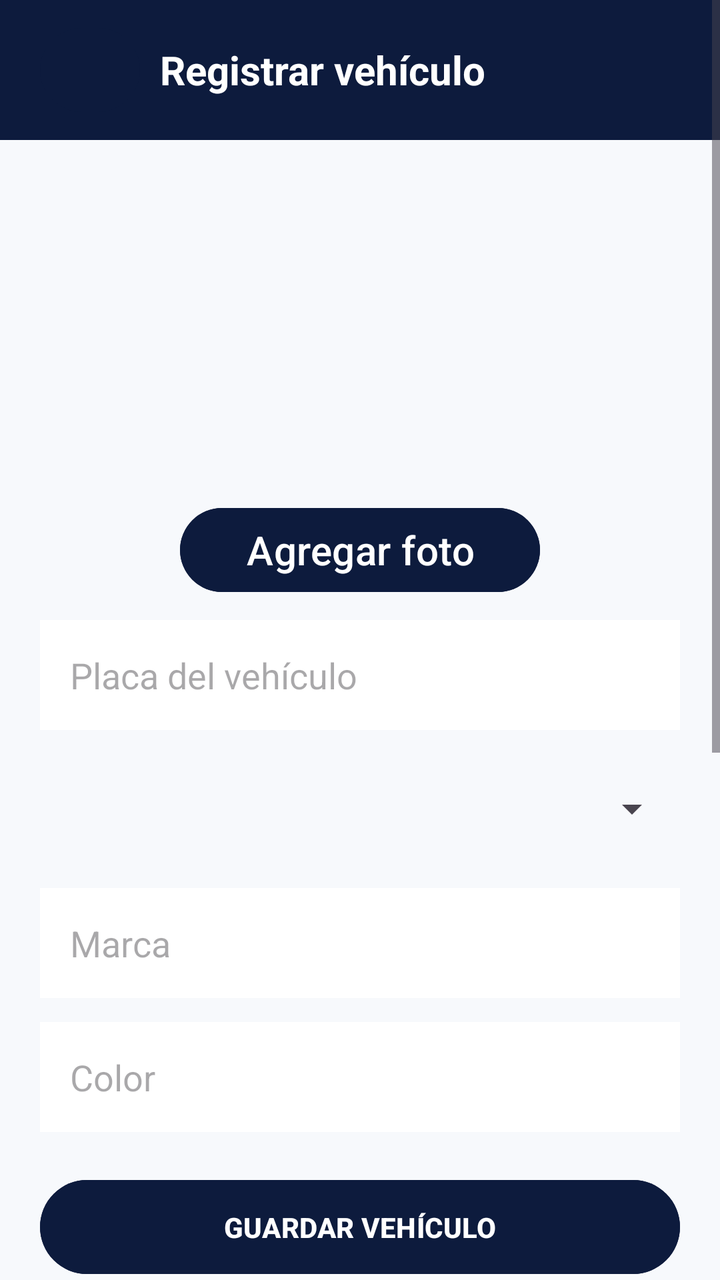
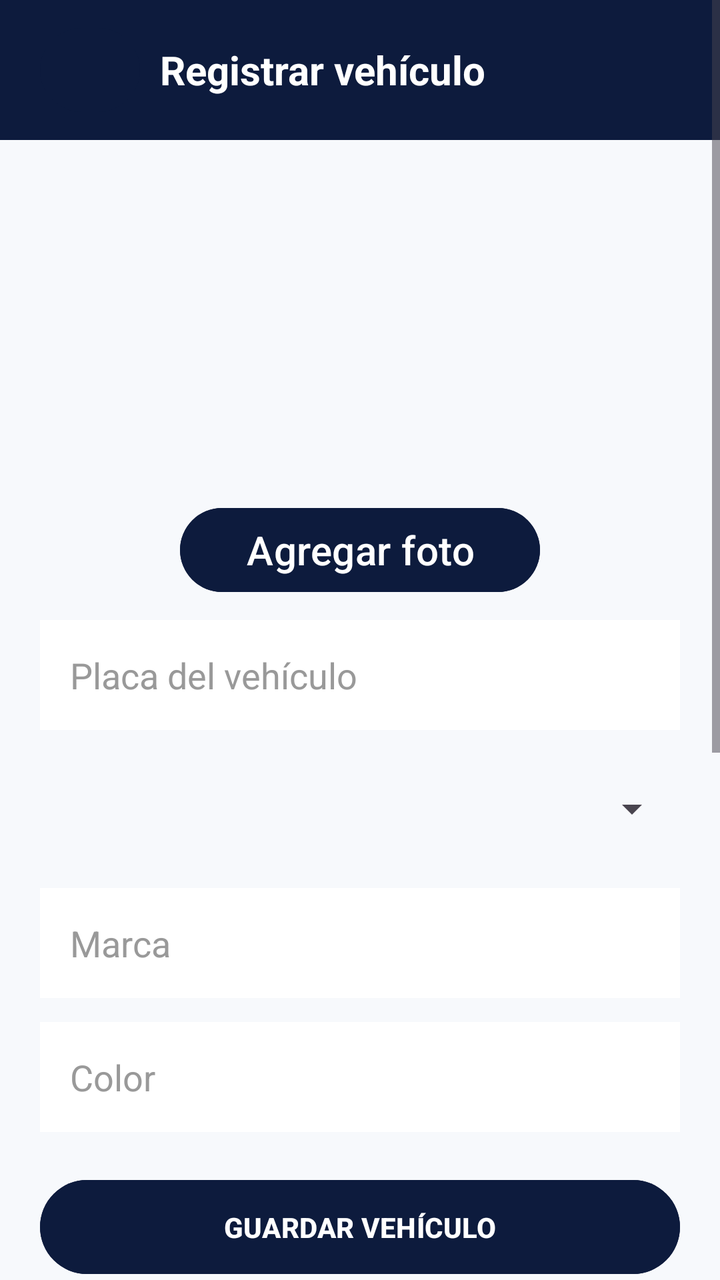

Compare the two renders of this Android layout. The source of the first and the diff that turns it into the second are given below.
<!-- AndroidManifest.xml: application theme Theme.ParkControl -->
<!-- res/layout/registervehicleactivity.xml -->
<?xml version="1.0" encoding="utf-8"?>
<ScrollView xmlns:android="http://schemas.android.com/apk/res/android"
    android:layout_width="match_parent"
    android:layout_height="match_parent"
    android:background="#F7F9FC">

    <LinearLayout
        android:layout_width="match_parent"
        android:layout_height="wrap_content"
        android:orientation="vertical">

        

        <LinearLayout
            android:layout_width="match_parent"
            android:layout_height="70dp"
            android:background="#0D1B3D"
            android:gravity="center_vertical"
            android:orientation="horizontal"
            android:paddingStart="20dp"
            android:paddingEnd="20dp">

            <Button
                android:id="@+id/btnRegresar"
                android:layout_width="50dp"
                android:layout_height="50dp"
                android:backgroundTint="#0D1B3D"
                android:text="←"
                android:textColor="#FFFFFF"
                android:textSize="25sp" />

            <TextView
                android:layout_width="wrap_content"
                android:layout_height="wrap_content"
                android:layout_marginStart="10dp"
                android:text="Registrar vehículo"
                android:textColor="#FFFFFF"
                android:textSize="20sp"
                android:textStyle="bold" />

        </LinearLayout>

        <LinearLayout
            android:layout_width="match_parent"
            android:layout_height="180dp"
            android:gravity="center"
            android:orientation="vertical">

            <ImageView
                android:id="@+id/imgPlaca"
                android:layout_width="match_parent"
                android:layout_height="170dp"
                android:layout_margin="50dp"
                android:scaleType="centerCrop"
                android:visibility="gone" />

        </LinearLayout>
        

        <LinearLayout
            android:layout_width="match_parent"
            android:layout_height="50dp"
            android:gravity="center"
            android:orientation="vertical">

            <Button
                android:id="@+id/btnCamara"
                android:layout_width="180dp"
                android:layout_height="50dp"
                android:backgroundTint="#0D1B3D"
                android:text="Agregar foto"
                android:textSize="20sp" />

        </LinearLayout>

        

        <EditText
            android:id="@+id/txtPlaca"
            android:layout_width="match_parent"
            android:layout_height="55dp"
            android:layout_marginStart="20dp"
            android:layout_marginTop="10dp"
            android:layout_marginEnd="20dp"
            android:background="#FFFFFF"
            android:hint="Placa del vehículo"
            android:inputType="textCapCharacters"
            android:padding="15dp" />

        

        <Spinner
            android:id="@+id/spinnerTipo"
            android:layout_width="match_parent"
            android:layout_height="55dp"
            android:layout_marginStart="20dp"
            android:layout_marginTop="12dp"
            android:layout_marginEnd="20dp" />

        

        <EditText
            android:id="@+id/txtMarca"
            android:layout_width="match_parent"
            android:layout_height="55dp"
            android:layout_marginStart="20dp"
            android:layout_marginTop="12dp"
            android:layout_marginEnd="20dp"
            android:background="#FFFFFF"
            android:hint="Marca"
            android:inputType="textCapSentences"
            android:padding="15dp" />

        

        <EditText
            android:id="@+id/txtColor"
            android:layout_width="match_parent"
            android:layout_height="55dp"
            android:layout_marginStart="20dp"
            android:layout_marginTop="12dp"
            android:layout_marginEnd="20dp"
            android:background="#FFFFFF"
            android:hint="Color"
            android:inputType="textCapSentences"
            android:padding="15dp" />

        

        <Button
            android:id="@+id/btnGuardar"
            android:layout_width="match_parent"
            android:layout_height="55dp"
            android:layout_margin="20dp"
            android:backgroundTint="#0D1B3D"
            android:text="GUARDAR VEHÍCULO"
            android:textColor="#FFFFFF"
            android:textStyle="bold" />

        

        <TextView
            android:layout_width="match_parent"
            android:layout_height="wrap_content"
            android:layout_marginStart="20dp"
            android:layout_marginTop="10dp"
            android:layout_marginEnd="20dp"
            android:text="Vehículos Registrados"
            android:textColor="#0D1B3D"
            android:textSize="18sp"
            android:textStyle="bold" />

        <LinearLayout
            android:layout_width="match_parent"
            android:layout_height="wrap_content"
            android:layout_marginStart="20dp"
            android:layout_marginTop="10dp"
            android:layout_marginEnd="20dp"
            android:layout_marginBottom="15dp"
            android:orientation="vertical">

            
            <LinearLayout
                android:layout_width="match_parent"
                android:layout_height="wrap_content"
                android:background="#0D1B3D"
                android:orientation="horizontal"
                android:padding="10dp">

                <TextView
                    android:layout_width="0dp"
                    android:layout_height="wrap_content"
                    android:layout_weight="0.8"
                    android:text="ID"
                    android:textColor="#FFFFFF"
                    android:textSize="12sp"
                    android:textStyle="bold" />

                <TextView
                    android:layout_width="0dp"
                    android:layout_height="wrap_content"
                    android:layout_weight="1.2"
                    android:text="Placa"
                    android:textColor="#FFFFFF"
                    android:textSize="12sp"
                    android:textStyle="bold" />

                <TextView
                    android:layout_width="0dp"
                    android:layout_height="wrap_content"
                    android:layout_weight="1.2"
                    android:text="Tipo"
                    android:textColor="#FFFFFF"
                    android:textSize="12sp"
                    android:textStyle="bold" />

                <TextView
                    android:layout_width="0dp"
                    android:layout_height="wrap_content"
                    android:layout_weight="1.2"
                    android:text="Marca"
                    android:textColor="#FFFFFF"
                    android:textSize="12sp"
                    android:textStyle="bold" />

                <TextView
                    android:layout_width="0dp"
                    android:layout_height="wrap_content"
                    android:layout_weight="1"
                    android:text="Color"
                    android:textColor="#FFFFFF"
                    android:textSize="12sp"
                    android:textStyle="bold" />
            </LinearLayout>

            
            <androidx.recyclerview.widget.RecyclerView
                android:id="@+id/rvVehiculos"
                android:layout_width="match_parent"
                android:layout_height="200dp"
                android:background="#FFFFFF"
                android:nestedScrollingEnabled="false" />

        </LinearLayout>

        <ImageView
            android:id="@+id/imgParkControlLogo"
            android:layout_width="match_parent"
            android:layout_height="120dp"
            android:layout_marginBottom="12dp"
            android:contentDescription="Ilustración de parqueadero"
            android:scaleType="fitCenter"
            android:src="@drawable/parkcontrol" />

    </LinearLayout>

</ScrollView>
<!-- resources referenced by this layout -->
<resources>
  <!-- drawable parkcontrol: jpg bitmap (drawable, 93744 bytes) -->
  <style name="Theme.ParkControl" parent="Base.Theme.ParkControl" />
  <style name="Base.Theme.ParkControl" parent="Theme.Material3.DayNight.NoActionBar">
          
          
      </style>
</resources>

<!-- the commit's change to res/layout/registervehicleactivity.xml (unified diff, before → after) -->
@@ -68,6 +68,7 @@
                 android:layout_width="180dp"
                 android:layout_height="50dp"
                 android:backgroundTint="#0D1B3D"
+                android:textColor="@color/white"
                 android:text="Agregar foto"
                 android:textSize="20sp" />
 
@@ -83,6 +84,8 @@
             android:layout_marginTop="10dp"
             android:layout_marginEnd="20dp"
             android:background="#FFFFFF"
+            android:textColorHint="#999999"
+            android:textColor="@color/black"
             android:hint="Placa del vehículo"
             android:inputType="textCapCharacters"
             android:padding="15dp" />
@@ -94,6 +97,7 @@
             android:layout_width="match_parent"
             android:layout_height="55dp"
             android:layout_marginStart="20dp"
+
             android:layout_marginTop="12dp"
             android:layout_marginEnd="20dp" />
 
@@ -107,6 +111,8 @@
             android:layout_marginTop="12dp"
             android:layout_marginEnd="20dp"
             android:background="#FFFFFF"
+            android:textColorHint="#999999"
+            android:textColor="@color/black"
             android:hint="Marca"
             android:inputType="textCapSentences"
             android:padding="15dp" />
@@ -121,6 +127,8 @@
             android:layout_marginTop="12dp"
             android:layout_marginEnd="20dp"
             android:background="#FFFFFF"
+            android:textColorHint="#999999"
+            android:textColor="@color/black"
             android:hint="Color"
             android:inputType="textCapSentences"
             android:padding="15dp" />
<!-- resource entries referenced after the edit -->
@@ -1,5 +1,7 @@
 <!-- resources referenced by this layout -->
 <resources>
+  <color name="black">#FF000000</color>
+  <color name="white">#FFFFFFFF</color>
   <!-- drawable parkcontrol: jpg bitmap (drawable, 93744 bytes) -->
   <style name="Theme.ParkControl" parent="Base.Theme.ParkControl" />
   <style name="Base.Theme.ParkControl" parent="Theme.Material3.DayNight.NoActionBar">
